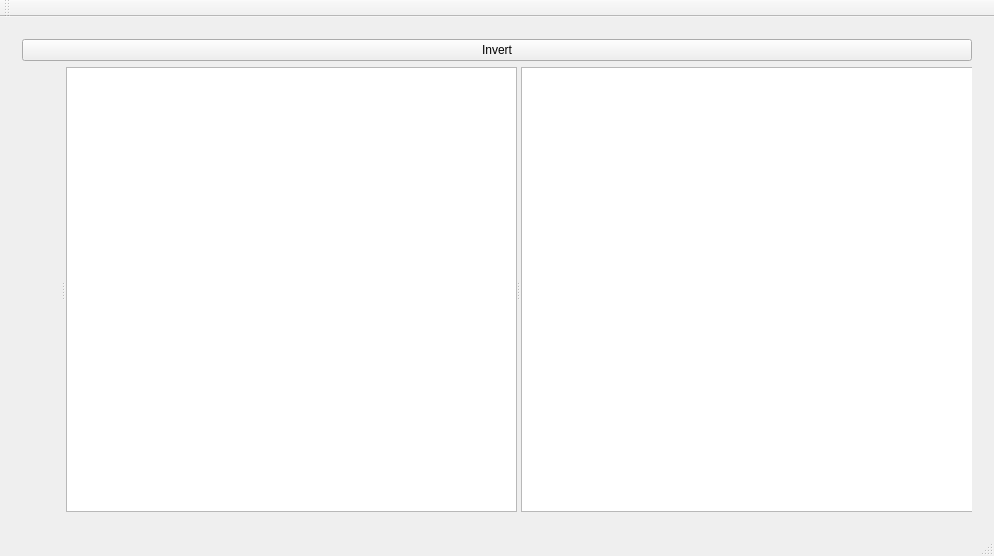
First picture: the form in mainwindow.ui, repository LauraHagege/QTDesignerProject, before the edit.
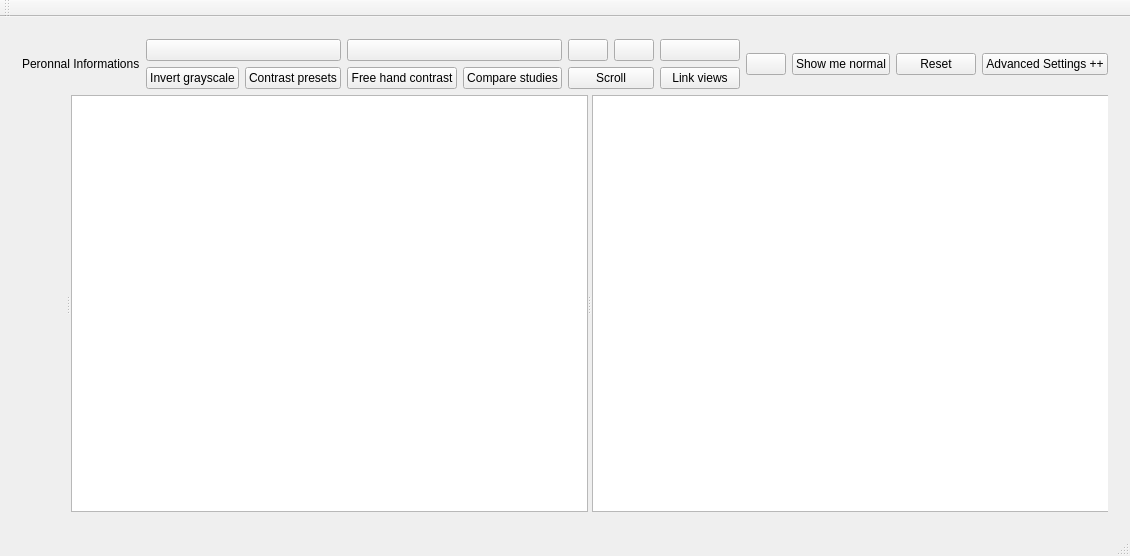
Second picture: the form after the edit.

```diff
--- a/mainwindow.ui
+++ b/mainwindow.ui
@@ -20,14 +20,7 @@
       <item>
        <widget class="QWidget" name="widget" native="true">
         <layout class="QGridLayout" name="gridLayout">
-         <item row="0" column="0">
-          <widget class="QPushButton" name="pushButton">
-           <property name="text">
-            <string>Invert</string>
-           </property>
-          </widget>
-         </item>
-         <item row="1" column="0">
+         <item row="2" column="0">
           <widget class="QSplitter" name="splitter">
            <property name="layoutDirection">
             <enum>Qt::RightToLeft</enum>
@@ -42,6 +35,141 @@
            </widget>
           </widget>
          </item>
+         <item row="1" column="0">
+          <layout class="QHBoxLayout" name="horizontalLayout_2"/>
+         </item>
+         <item row="0" column="0">
+          <layout class="QHBoxLayout" name="horizontalLayout">
+           <item>
+            <layout class="QVBoxLayout" name="verticalLayout_3">
+             <item>
+              <widget class="QLabel" name="label">
+               <property name="text">
+                <string>Peronnal Informations</string>
+               </property>
+              </widget>
+             </item>
+            </layout>
+           </item>
+           <item>
+            <layout class="QGridLayout" name="gridLayout_3">
+             <item row="1" column="0">
+              <widget class="QPushButton" name="as1">
+               <property name="text">
+                <string>Invert grayscale</string>
+               </property>
+              </widget>
+             </item>
+             <item row="1" column="1">
+              <widget class="QPushButton" name="as2">
+               <property name="text">
+                <string>Contrast presets</string>
+               </property>
+              </widget>
+             </item>
+             <item row="0" column="0" colspan="2">
+              <widget class="QPushButton" name="Zoom">
+               <property name="text">
+                <string/>
+               </property>
+              </widget>
+             </item>
+            </layout>
+           </item>
+           <item>
+            <layout class="QGridLayout" name="gridLayout_4">
+             <item row="2" column="1">
+              <widget class="QPushButton" name="pushButton_3">
+               <property name="text">
+                <string>Compare studies</string>
+               </property>
+              </widget>
+             </item>
+             <item row="2" column="0">
+              <widget class="QPushButton" name="pushButton_4">
+               <property name="text">
+                <string>Free hand contrast</string>
+               </property>
+              </widget>
+             </item>
+             <item row="0" column="0" colspan="2">
+              <widget class="QPushButton" name="labels">
+               <property name="text">
+                <string/>
+               </property>
+              </widget>
+             </item>
+            </layout>
+           </item>
+           <item>
+            <layout class="QGridLayout" name="gridLayout_5">
+             <item row="0" column="0">
+              <widget class="QPushButton" name="w1">
+               <property name="text">
+                <string/>
+               </property>
+              </widget>
+             </item>
+             <item row="0" column="2">
+              <widget class="QPushButton" name="w4">
+               <property name="text">
+                <string/>
+               </property>
+              </widget>
+             </item>
+             <item row="0" column="1">
+              <widget class="QPushButton" name="w2">
+               <property name="text">
+                <string/>
+               </property>
+              </widget>
+             </item>
+             <item row="1" column="2">
+              <widget class="QPushButton" name="pushButton_2">
+               <property name="text">
+                <string>Link views</string>
+               </property>
+              </widget>
+             </item>
+             <item row="1" column="0" colspan="2">
+              <widget class="QPushButton" name="pushButton">
+               <property name="text">
+                <string>Scroll</string>
+               </property>
+              </widget>
+             </item>
+            </layout>
+           </item>
+           <item>
+            <widget class="QPushButton" name="Flag">
+             <property name="text">
+              <string/>
+             </property>
+            </widget>
+           </item>
+           <item>
+            <widget class="QPushButton" name="pushButton_7">
+             <property name="text">
+              <string>Show me normal</string>
+             </property>
+            </widget>
+           </item>
+           <item>
+            <widget class="QPushButton" name="pushButton_5">
+             <property name="text">
+              <string>Reset</string>
+             </property>
+            </widget>
+           </item>
+           <item>
+            <widget class="QPushButton" name="pushButton_6">
+             <property name="text">
+              <string>Advanced Settings ++</string>
+             </property>
+            </widget>
+           </item>
+          </layout>
+         </item>
         </layout>
        </widget>
       </item>
```
